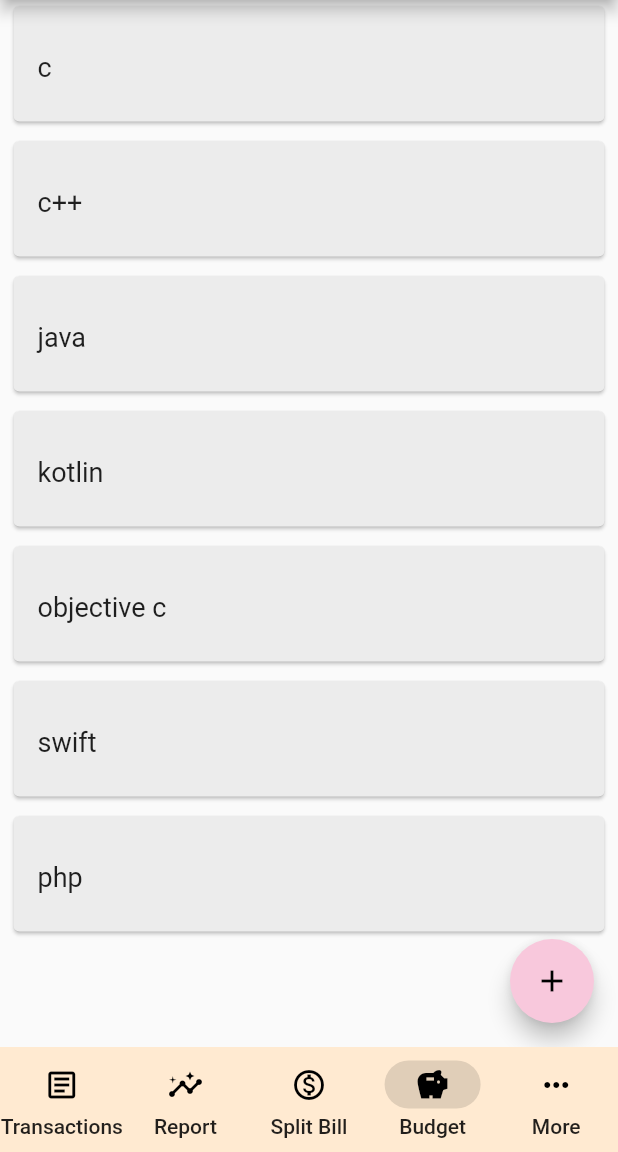
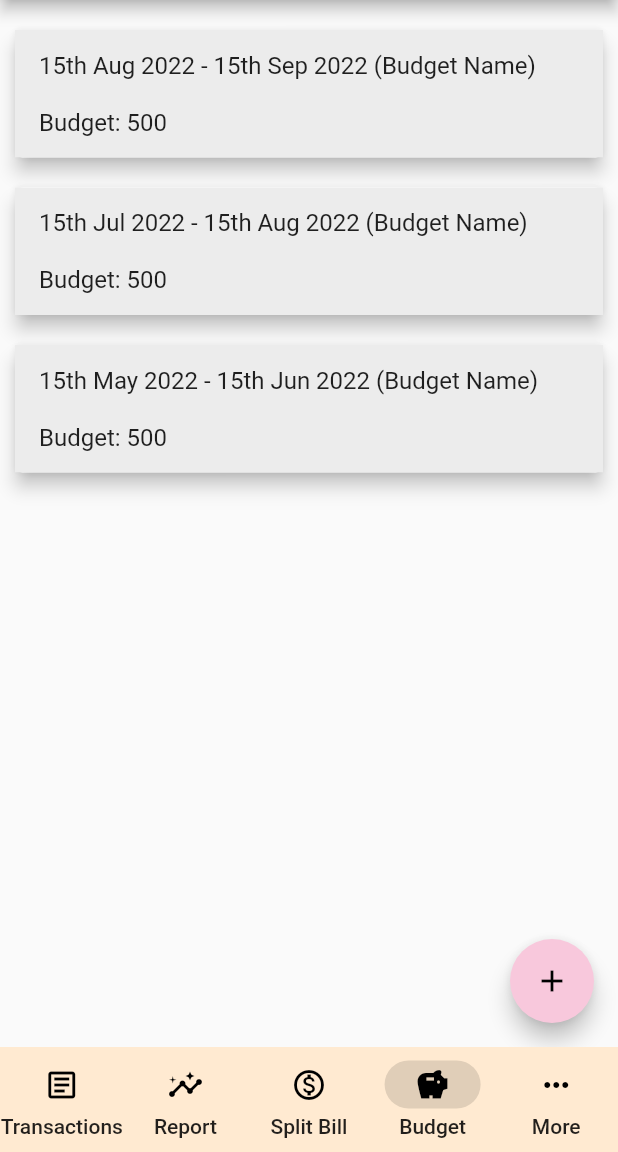
Before and after one commit to hoanghd2000/CZ3002_Pi007, a Flutter app: the screen it shows after launch, item 4 of the bottom bar chosen, on a phone screen of 412 x 824 dp, the part 84-1236 px from its top. Run offline on Flutter 3.47's test engine with Material 2 defaults, Android fonts, the phone set to English and light mode, and no system bars; our stand-ins replace grouped_list, sqflite, syncfusion_flutter_datepicker; accounts and stored records are empty.

Commit message:
Update budget_page.dart

```diff
--- a/Pi_007/lib/page/budget_page.dart
+++ b/Pi_007/lib/page/budget_page.dart
@@ -15,8 +15,9 @@ class BudgetPage extends StatelessWidget{
   static const secondary_section =  Color(0xFFC5E0F9); //blue
   static const list_color =  Color(0xFFECECEC);  //grey
 
-  // hard coded data
-  List<String> course = [
+  // sample hard coded data - to be extracted from database
+  // idk what format it will be extracted as though - json / string / ???
+  List<String> budget = [
     "c",
     "c++",
     "java",
@@ -29,23 +30,67 @@ class BudgetPage extends StatelessWidget{
   @override
   Widget build(BuildContext context) {
     return MaterialApp(home: Scaffold(
-      body:ListView.builder(
-        itemCount: course.length,
-        itemBuilder: (context, pos) {
-          return Padding(
-              padding: EdgeInsets.only(bottom: 5.0, left: 5.0, right: 5.0),
-              child: Card(
-                color: list_color,
-                child: Padding(
-                  padding: EdgeInsets.symmetric(vertical: 24.0, horizontal: 16.0),
-                  child: Text(course[pos], style: TextStyle(
-                    fontSize: 18.0,
-                    height: 1.6,
-                  ),),
+      body:
+      ListView(
+        padding: const EdgeInsets.only(
+          top: 20,
+          bottom: 20,
+          left: 10,
+          right: 10
+        ),
+        children: <Widget>[
+          Card(child:ListTile(
+              title: Padding(
+                padding: const EdgeInsets.only(
+                  top: 10,
+                  bottom: 10,
                 ),
-              )
-          );
-        },
+                child: Text("15th Aug 2022 - 15th Sep 2022 (Budget Name)\n\nBudget: 500"),
+              ),
+            tileColor: list_color,
+             ),
+          margin: const EdgeInsets.only(
+            bottom: 20,
+          ),
+          elevation:5,
+          // margin: EdgeInsets.fromLTRB(0.0, 0.0, 0.0, 16.0),
+          shape: RoundedRectangleBorder(
+          borderRadius: BorderRadius.circular(5.0))),
+          Card(child:ListTile(
+            title: Padding(
+              padding: const EdgeInsets.only(
+                top: 10,
+                bottom: 10,
+              ),
+              child: Text("15th Jul 2022 - 15th Aug 2022 (Budget Name)\n\nBudget: 500"),
+            ),
+            tileColor: list_color,
+          ),
+          margin: const EdgeInsets.only(
+            bottom: 20,
+          ),
+          elevation:5,
+          // margin: EdgeInsets.fromLTRB(0.0, 0.0, 0.0, 16.0),
+          shape: RoundedRectangleBorder(
+          borderRadius: BorderRadius.circular(5.0))),
+          Card(child:ListTile(
+            title: Padding(
+              padding: const EdgeInsets.only(
+                top: 10,
+                bottom: 10,
+              ),
+              child: Text("15th May 2022 - 15th Jun 2022 (Budget Name)\n\nBudget: 500"),
+            ),
+            tileColor: list_color,
+          ),
+          margin: const EdgeInsets.only(
+            bottom: 20,
+          ),
+          elevation:5,
+          // margin: EdgeInsets.fromLTRB(0.0, 0.0, 0.0, 16.0),
+          shape: RoundedRectangleBorder(
+              borderRadius: BorderRadius.circular(5.0))),
+        ],
       ),
       floatingActionButton: FloatingActionButton(
           child: Icon(Icons.add),
@@ -68,3 +113,12 @@ class BudgetPage extends StatelessWidget{
   }
 
 }
+
+class MyCardWidget extends StatelessWidget {
+  MyCardWidget({Key key}) : super(key: key);
+
+  @override
+  Widget build(BuildContext context) {
+
+  }
+}
```
